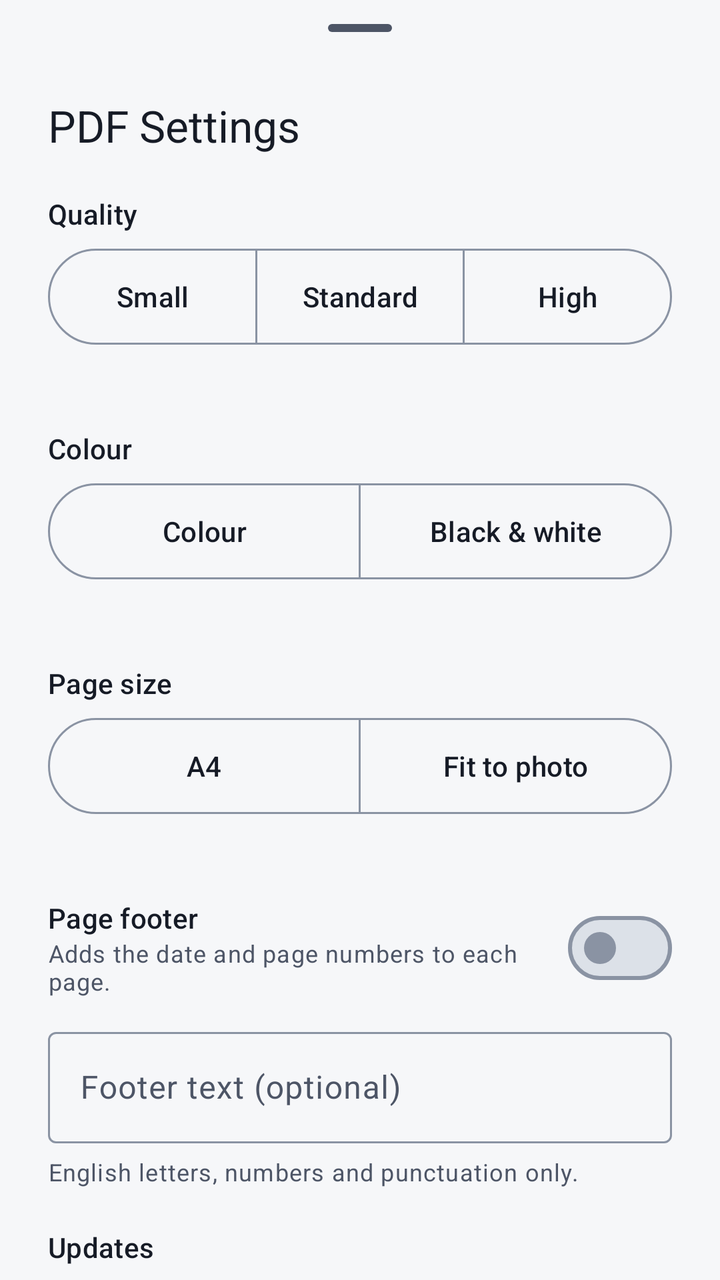
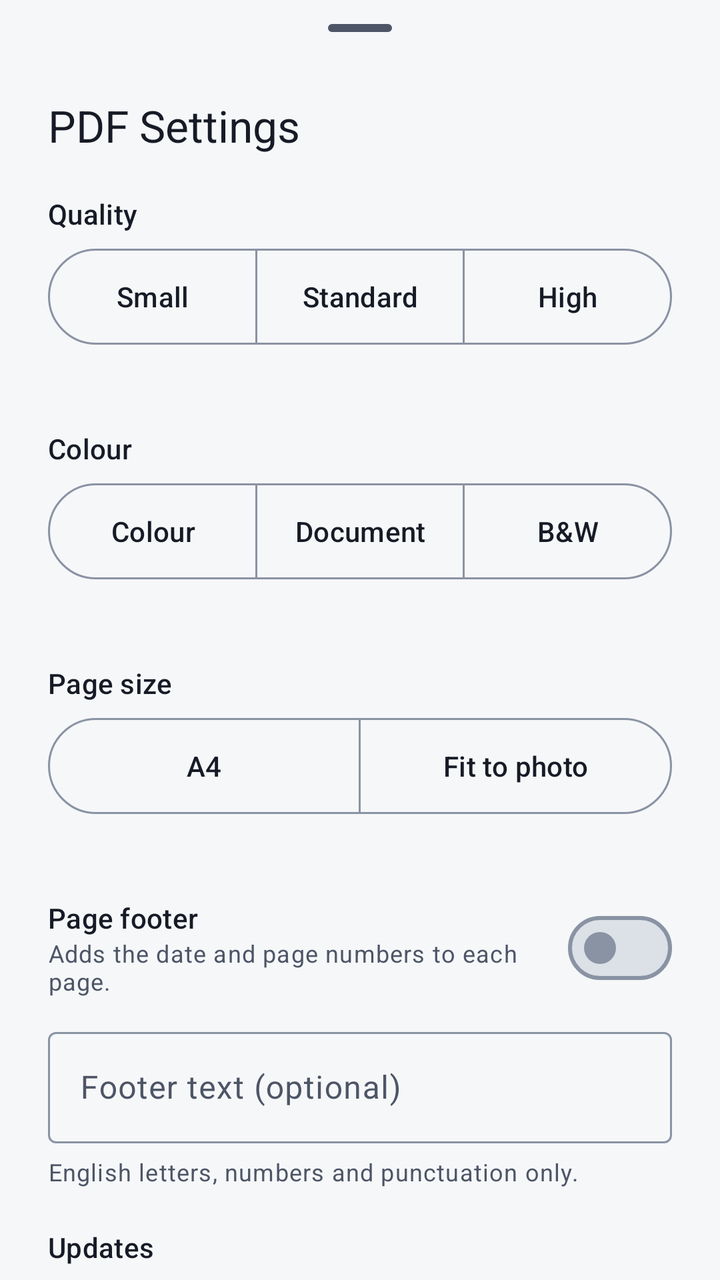

Two renders of the same Android screen: before a commit and after it. Below are the layout's source before the change and the commit's diff.
<!-- AndroidManifest.xml: application theme Theme.DocNest -->
<!-- res/layout/sheet_settings.xml -->
<?xml version="1.0" encoding="utf-8"?>
<androidx.core.widget.NestedScrollView xmlns:android="http://schemas.android.com/apk/res/android"
    xmlns:app="http://schemas.android.com/apk/res-auto"
    android:layout_width="match_parent"
    android:layout_height="wrap_content">

    <LinearLayout
        android:layout_width="match_parent"
        android:layout_height="wrap_content"
        android:orientation="vertical"
        android:paddingStart="24dp"
        android:paddingEnd="24dp"
        android:paddingBottom="24dp">

        <com.google.android.material.bottomsheet.BottomSheetDragHandleView
            android:layout_width="wrap_content"
            android:layout_height="wrap_content"
            android:layout_gravity="center_horizontal" />

        <TextView
            android:layout_width="wrap_content"
            android:layout_height="wrap_content"
            android:accessibilityHeading="true"
            android:text="PDF Settings"
            android:textAppearance="?attr/textAppearanceTitleLarge"
            android:textColor="?attr/colorOnSurface" />

        <TextView
            style="@style/Widget.DocNest.SettingTitle"
            android:text="Quality" />

        <com.google.android.material.button.MaterialButtonToggleGroup
            android:id="@+id/qualityGroup"
            android:layout_width="match_parent"
            android:layout_height="wrap_content"
            app:selectionRequired="true"
            app:singleSelection="true">

            <com.google.android.material.button.MaterialButton
                android:id="@+id/qSmall"
                style="@style/Widget.DocNest.Segment"
                android:text="Small" />

            <com.google.android.material.button.MaterialButton
                android:id="@+id/qStandard"
                style="@style/Widget.DocNest.Segment"
                android:text="Standard" />

            <com.google.android.material.button.MaterialButton
                android:id="@+id/qHigh"
                style="@style/Widget.DocNest.Segment"
                android:text="High" />
        </com.google.android.material.button.MaterialButtonToggleGroup>

        <TextView
            android:id="@+id/qualityHint"
            style="@style/Widget.DocNest.SettingHint" />

        <TextView
            style="@style/Widget.DocNest.SettingTitle"
            android:text="Colour" />

        <com.google.android.material.button.MaterialButtonToggleGroup
            android:id="@+id/colorGroup"
            android:layout_width="match_parent"
            android:layout_height="wrap_content"
            app:selectionRequired="true"
            app:singleSelection="true">

            <com.google.android.material.button.MaterialButton
                android:id="@+id/cColour"
                style="@style/Widget.DocNest.Segment"
                android:text="Colour" />

            <com.google.android.material.button.MaterialButton
                android:id="@+id/cGrey"
                style="@style/Widget.DocNest.Segment"
                android:text="Black &amp; white" />
        </com.google.android.material.button.MaterialButtonToggleGroup>

        <TextView
            android:id="@+id/colourHint"
            style="@style/Widget.DocNest.SettingHint" />

        <TextView
            style="@style/Widget.DocNest.SettingTitle"
            android:text="Page size" />

        <com.google.android.material.button.MaterialButtonToggleGroup
            android:id="@+id/pageGroup"
            android:layout_width="match_parent"
            android:layout_height="wrap_content"
            app:selectionRequired="true"
            app:singleSelection="true">

            <com.google.android.material.button.MaterialButton
                android:id="@+id/pA4"
                style="@style/Widget.DocNest.Segment"
                android:text="A4" />

            <com.google.android.material.button.MaterialButton
                android:id="@+id/pPhoto"
                style="@style/Widget.DocNest.Segment"
                android:text="Fit to photo" />
        </com.google.android.material.button.MaterialButtonToggleGroup>

        <TextView
            android:id="@+id/pageHint"
            style="@style/Widget.DocNest.SettingHint" />

        <LinearLayout
            android:layout_width="match_parent"
            android:layout_height="wrap_content"
            android:layout_marginTop="20dp"
            android:baselineAligned="false"
            android:gravity="center_vertical"
            android:orientation="horizontal">

            <LinearLayout
                android:layout_width="0dp"
                android:layout_height="wrap_content"
                android:layout_marginEnd="16dp"
                android:layout_weight="1"
                android:orientation="vertical">

                <TextView
                    android:layout_width="wrap_content"
                    android:layout_height="wrap_content"
                    android:text="Page footer"
                    android:textAppearance="?attr/textAppearanceTitleSmall"
                    android:textColor="?attr/colorOnSurface" />

                <TextView
                    android:layout_width="wrap_content"
                    android:layout_height="wrap_content"
                    android:text="Adds the date and page numbers to each page."
                    android:textAppearance="?attr/textAppearanceBodySmall"
                    android:textColor="?attr/colorOnSurfaceVariant" />
            </LinearLayout>

            <com.google.android.material.materialswitch.MaterialSwitch
                android:id="@+id/footOn"
                android:layout_width="wrap_content"
                android:layout_height="wrap_content"
                android:contentDescription="Page footer" />
        </LinearLayout>

        
        <LinearLayout
            android:id="@+id/footGroup"
            android:layout_width="match_parent"
            android:layout_height="wrap_content"
            android:layout_marginTop="12dp"
            android:orientation="vertical">

            <com.google.android.material.textfield.TextInputLayout
                style="@style/Widget.Material3.TextInputLayout.OutlinedBox"
                android:layout_width="match_parent"
                android:layout_height="wrap_content"
                android:hint="Footer text (optional)">

                <com.google.android.material.textfield.TextInputEditText
                    android:id="@+id/footIn"
                    android:layout_width="match_parent"
                    android:layout_height="wrap_content"
                    android:imeOptions="actionDone"
                    android:inputType="text"
                    android:singleLine="true" />
            </com.google.android.material.textfield.TextInputLayout>

            <TextView
                style="@style/Widget.DocNest.SettingHint"
                android:text="English letters, numbers and punctuation only." />
        </LinearLayout>

        <TextView
            style="@style/Widget.DocNest.SettingTitle"
            android:text="Updates" />

        <LinearLayout
            android:layout_width="match_parent"
            android:layout_height="wrap_content"
            android:baselineAligned="false"
            android:gravity="center_vertical"
            android:orientation="horizontal">

            <TextView
                android:id="@+id/versionText"
                android:layout_width="0dp"
                android:layout_height="wrap_content"
                android:layout_marginEnd="12dp"
                android:layout_weight="1"
                android:textAppearance="?attr/textAppearanceBodyMedium"
                android:textColor="?attr/colorOnSurfaceVariant" />

            <com.google.android.material.button.MaterialButton
                android:id="@+id/updateBtn"
                style="@style/Widget.Material3.Button.OutlinedButton"
                android:layout_width="wrap_content"
                android:layout_height="wrap_content"
                android:maxLines="1"
                android:text="Check for updates"
                android:textColor="?attr/colorOnSurface"
                app:strokeColor="?attr/colorOutline" />
        </LinearLayout>

        <com.google.android.material.button.MaterialButton
            android:id="@+id/doneBtn"
            style="@style/Widget.DocNest.DockButton"
            android:layout_width="match_parent"
            android:layout_marginTop="24dp"
            android:text="Done" />
    </LinearLayout>
</androidx.core.widget.NestedScrollView>
<!-- resources referenced by this layout -->
<resources>
  <style name="Widget.DocNest.DockButton" parent="Widget.Material3.Button">
          <item name="android:layout_height">56dp</item>
          <item name="android:insetTop">0dp</item>
          <item name="android:insetBottom">0dp</item>
          <item name="android:paddingStart">16dp</item>
          <item name="android:paddingEnd">16dp</item>
          <item name="android:textSize">16sp</item>
          <item name="android:maxLines">1</item>
          <item name="android:ellipsize">end</item>
          <item name="cornerRadius">16dp</item>
          <item name="iconGravity">textStart</item>
      </style>
  <style name="Widget.DocNest.Segment" parent="Widget.Material3.Button.OutlinedButton">
          <item name="android:layout_width">0dp</item>
          <item name="android:layout_height">48dp</item>
          <item name="android:layout_weight">1</item>
          <item name="android:insetTop">0dp</item>
          <item name="android:insetBottom">0dp</item>
          <item name="android:paddingStart">4dp</item>
          <item name="android:paddingEnd">4dp</item>
          <item name="android:maxLines">1</item>
          <item name="android:ellipsize">end</item>
          <item name="android:textSize">14sp</item>
          <item name="android:textColor">@color/segment_text</item>
          <item name="strokeColor">?attr/colorOutline</item>
      </style>
  <style name="Widget.DocNest.SettingHint" parent="">
          <item name="android:layout_width">match_parent</item>
          <item name="android:layout_height">wrap_content</item>
          <item name="android:layout_marginTop">6dp</item>
          <item name="android:textAppearance">?attr/textAppearanceBodySmall</item>
          <item name="android:textColor">?attr/colorOnSurfaceVariant</item>
      </style>
  <style name="Widget.DocNest.SettingTitle" parent="">
          <item name="android:layout_width">wrap_content</item>
          <item name="android:layout_height">wrap_content</item>
          <item name="android:layout_marginTop">20dp</item>
          <item name="android:layout_marginBottom">8dp</item>
          <item name="android:textAppearance">?attr/textAppearanceTitleSmall</item>
          <item name="android:textColor">?attr/colorOnSurface</item>
      </style>
  <style name="Theme.DocNest" parent="Base.Theme.DocNest" />
  <color name="primary">#3346A8</color>
  <color name="on_primary">#FFFFFF</color>
  <color name="primary_container">#DDE2FF</color>
  <color name="on_primary_container">#0F1B5C</color>
  <color name="primary_inverse">#B8C3FF</color>
  <color name="secondary">#7A5C12</color>
  <color name="on_secondary">#FFFFFF</color>
  <color name="secondary_container">#F1E2B8</color>
  <color name="on_secondary_container">#3D2E06</color>
  <color name="background">#F6F7F9</color>
  <color name="on_surface">#161B26</color>
  <color name="surface">#F6F7F9</color>
  <color name="surface_highest">#DCE1E8</color>
  <color name="on_surface_variant">#4D5566</color>
  <color name="surface_lowest">#FFFFFF</color>
  <color name="surface_low">#F0F2F6</color>
  <color name="surface_mid">#EAEDF2</color>
  <color name="surface_high">#E3E7ED</color>
  <color name="surface_inverse">#2B303B</color>
  <color name="on_surface_inverse">#EEF0F5</color>
  <color name="outline">#8A93A3</color>
  <color name="outline_variant">#D3D8E0</color>
  <color name="error">#B3261E</color>
  <color name="on_error">#FFFFFF</color>
  <color name="error_container">#F9DEDC</color>
  <color name="on_error_container">#410E0B</color>
  <style name="ThemeOverlay.DocNest.BottomSheet" parent="ThemeOverlay.Material3.BottomSheetDialog">
          <item name="bottomSheetStyle">@style/Widget.DocNest.BottomSheet</item>
          <item name="android:windowSoftInputMode">adjustResize</item>
      </style>
  <style name="Widget.DocNest.BottomSheet" parent="Widget.Material3.BottomSheet.Modal">
          <item name="backgroundTint">@color/surface_low</item>
      </style>
  <!-- unchanged entries left out for length: 1 -->
</resources>

<!-- the commit's change to res/layout/sheet_settings.xml (unified diff, before → after) -->
@@ -73,9 +73,15 @@
                 android:text="Colour" />
 
             <com.google.android.material.button.MaterialButton
-                android:id="@+id/cGrey"
-                style="@style/Widget.DocNest.Segment"
-                android:text="Black &amp; white" />
+                android:id="@+id/cDocument"
+                style="@style/Widget.DocNest.Segment"
+                android:text="Document" />
+
+            <com.google.android.material.button.MaterialButton
+                android:id="@+id/cBw"
+                style="@style/Widget.DocNest.Segment"
+                android:contentDescription="Black and white"
+                android:text="B&amp;W" />
         </com.google.android.material.button.MaterialButtonToggleGroup>
 
         <TextView
